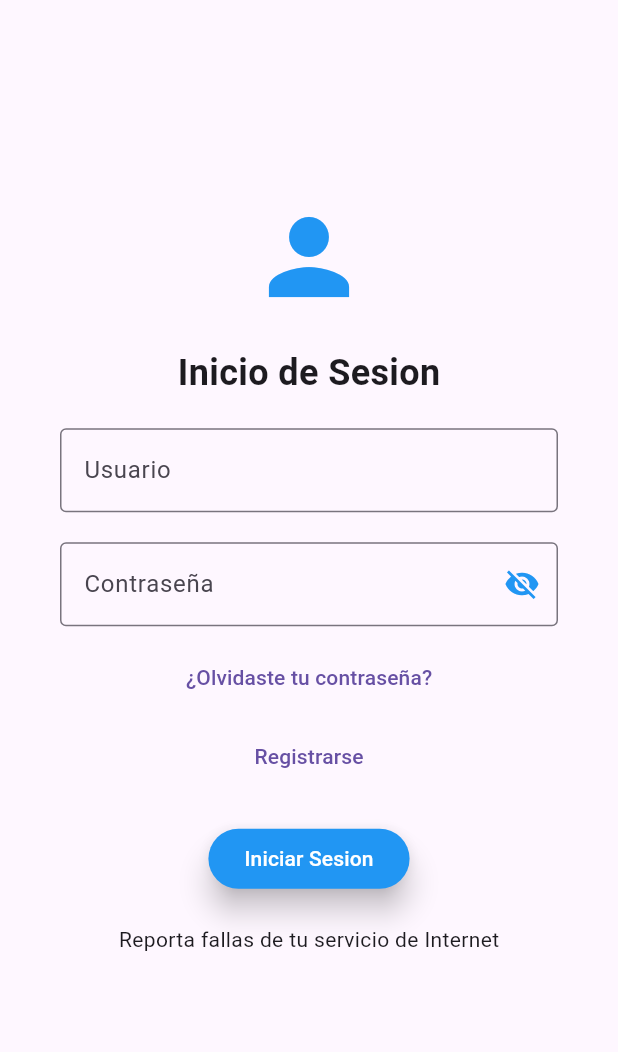
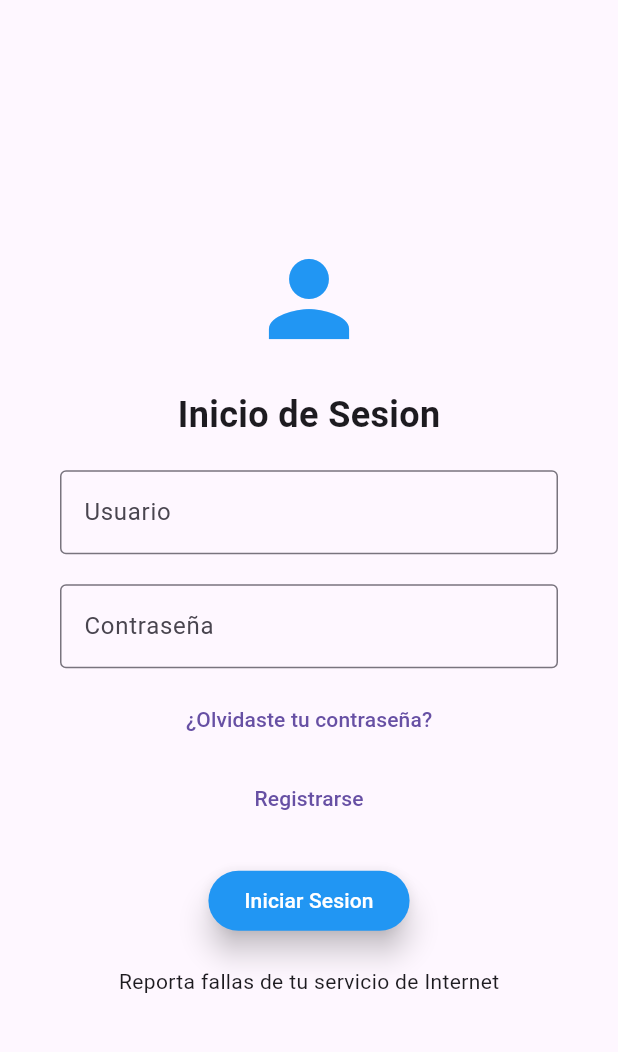
Before and after one commit to EstebanPeluffo/FiberRural, a Flutter app: the screen it shows after launch, on a phone screen of 412 x 824 dp, the part 84-1136 px from its top. Run offline on Flutter 3.47's test engine with Material 3 defaults, Android fonts, the phone set to English and light mode, and no system bars; our stand-ins replace shared_preferences.

Commit message:
corrigiendo detalles

```diff
--- a/Frontend/lib/screens/login.dart
+++ b/Frontend/lib/screens/login.dart
@@ -1,7 +1,6 @@
 import 'package:flutter/material.dart';
 import 'package:http/http.dart' as http;
 import 'dart:convert';
-//import 'dart:async';
 import 'package:shared_preferences/shared_preferences.dart';
 import 'MenuPrincipal.dart';
 import 'RegistroUsuario.dart';
@@ -19,7 +18,6 @@
   final TextEditingController passwordController = TextEditingController();
   String? _errorUsuario;
   String? _errorPassword;
-  bool _mostrarContrasena = false; // ✅ NUEVO: Variable para mostrar/ocultar
 
   @override
   Widget build(BuildContext context) {
@@ -32,7 +30,10 @@
         centerTitle: true,
         backgroundColor: Colors.blue,
       ),
-      body: Center(
+      body: SingleChildScrollView(
+        child: SizedBox(
+          height: MediaQuery.of(context).size.height,
+          child: Center(
             child: Column(
               mainAxisAlignment: MainAxisAlignment.center,
               children: [
@@ -55,32 +56,15 @@
                   ),
                 ),
                 const SizedBox(height: 20),
-            // ✅ MODIFICADO: TextField de contraseña con ojito
                 Padding(
                   padding: const EdgeInsets.symmetric(horizontal: 40),
                   child: TextField(
                     controller: passwordController,
-                obscureText:
-                    !_mostrarContrasena, // Mostrar u ocultar según el estado
+                    obscureText: true,
                     decoration: InputDecoration(
                       hintText: 'Contraseña',
                       border: const OutlineInputBorder(),
                       errorText: _errorPassword,
-                  // ✅ NUEVO: Agregar icono de ojo al final
-                  suffixIcon: IconButton(
-                    icon: Icon(
-                      _mostrarContrasena
-                          ? Icons
-                                .visibility // Ojo abierto
-                          : Icons.visibility_off, // Ojo cerrado
-                      color: Colors.blue,
-                    ),
-                    onPressed: () {
-                      setState(() {
-                        _mostrarContrasena = !_mostrarContrasena;
-                      });
-                    },
-                  ),
                     ),
                   ),
                 ),
@@ -101,7 +85,9 @@
                   onPressed: () {
                     Navigator.push(
                       context,
-                  MaterialPageRoute(builder: (_) => const PantallaRegistro()),
+                      MaterialPageRoute(
+                        builder: (_) => const PantallaRegistro(),
+                      ),
                     );
                   },
                   child: const Text("Registrarse"),
@@ -115,21 +101,27 @@
                     });
 
                     bool valido = true;
+
                     if (usuarioController.text.isEmpty) {
-                  setState(() => _errorUsuario = 'El usuario es obligatorio');
+                      setState(
+                        () => _errorUsuario = 'El usuario es obligatorio',
+                      );
                       valido = false;
                     }
+
                     if (passwordController.text.isEmpty) {
                       setState(
                         () => _errorPassword = 'La contraseña es obligatoria',
                       );
                       valido = false;
                     }
+
                     if (!valido) return;
 
                     final url = Uri.parse(
                       "https://fiberrural-api.onrender.com/login",
                     );
+
                     final response = await http
                         .post(
                           url,
@@ -144,13 +136,15 @@
                     if (response.statusCode == 200) {
                       final data = jsonDecode(response.body);
 
-                  // Guardar token
                       final prefs = await SharedPreferences.getInstance();
+
                       await prefs.setString('token', data["token"].toString());
+
                       await prefs.setInt(
                         'idUsuario',
                         int.parse(data["id"].toString()),
                       );
+
                       await prefs.setString(
                         'usuario',
                         (data["usuario"] ?? "Usuario").toString(),
@@ -187,6 +181,8 @@
               ],
             ),
           ),
+        ),
+      ),
     );
   }
 }
```
Lines whose indentation alone changed are shown as unchanged.
